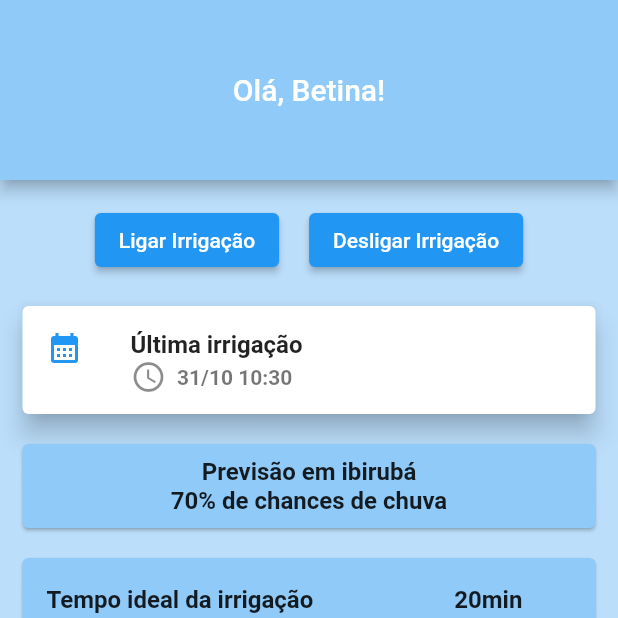
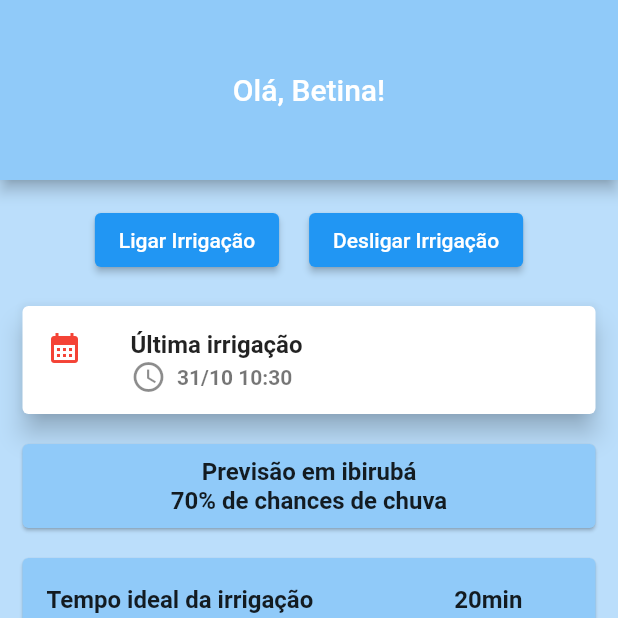
Before and after one commit to betinamedeiros/watercycle, a Flutter app: the screen it shows after launch, on a phone screen of 412 x 824 dp, the top half of it. Run offline on Flutter 3.47's test engine with Material 2 defaults, Android fonts, the phone set to English and light mode, and no system bars.

Commit message:
mudei a cor para vermelho

```diff
--- a/lib/main.dart
+++ b/lib/main.dart
@@ -108,7 +108,7 @@ class _HomeScreenState extends State<HomeScreen> {
               elevation: 7,
               child: ListTile(
                 title: Text('Última irrigação', style: TextStyle(fontWeight: FontWeight.bold)),
-                leading: Icon(Icons.calendar_month_sharp, color: Colors.blue),
+                leading: Icon(Icons.calendar_month_sharp, color: Colors.red),
                 subtitle: Row(
                   children: [
                     Icon(Icons.access_time,),
```
